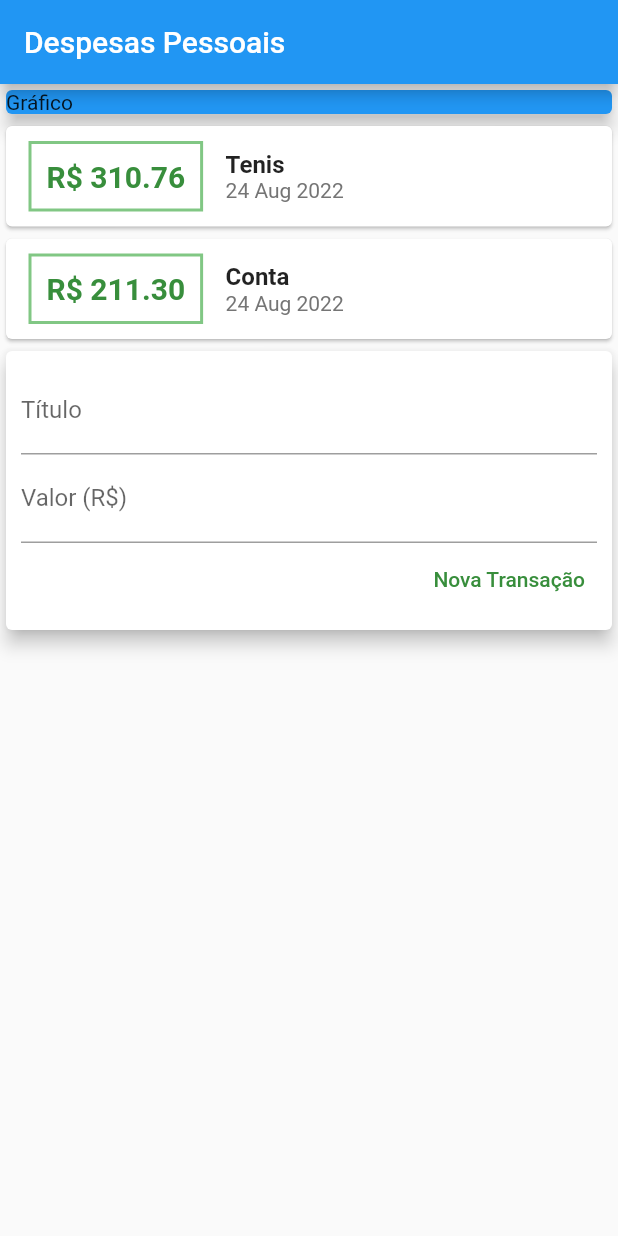
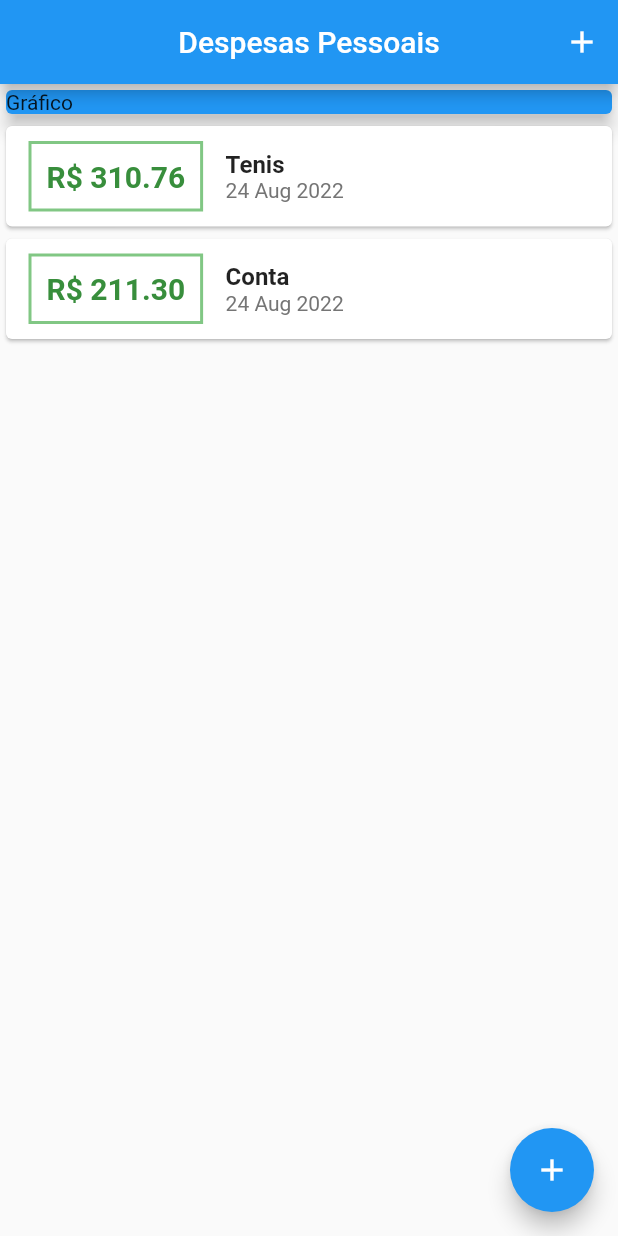
Before and after one commit to Fibler01/Personal-Expenses, a Flutter app: the screen it shows after launch, on a phone screen of 412 x 824 dp. Run offline on Flutter 3.47's test engine with Material 2 defaults, Android fonts, the phone set to English and light mode, and no system bars.

Commit message:
making modal and letting user create transactions

```diff
--- a/lib/components/transaction_list.dart
+++ b/lib/components/transaction_list.dart
@@ -8,9 +8,12 @@ class TransactionList extends StatelessWidget {
   final List<Transaction> transactions;
   @override
   Widget build(BuildContext context) {
-    return Column(
-      /* aqui, pegando os titulos das transações os colocando na coluna */
-      children: transactions.map((tr) {
+    return Container(
+      height: 300,
+      child: ListView.builder( /* uma lista que permite scrolling, builder faz com que economize memoria nao renderizando componentes que nao estao visiveis */
+      itemCount: transactions.length,
+      itemBuilder: (ctx, index) {
+        final tr=transactions[index];
         return Card(
             child: Row(
               children: [
@@ -60,7 +63,10 @@ class TransactionList extends StatelessWidget {
               ],
             ),
           );
-      }).toList(),
+
+      },
+        /* aqui, pegando os titulos das transações os colocando na coluna */
+      ),
     );
   }
 }
--- a/lib/components/transaction_user.dart
+++ /dev/null
@@ -1,36 +0,0 @@
-import 'package:flutter/cupertino.dart';
-import 'package:flutter/material.dart';
-
-import '../models/transaction.dart';
-import '../components/transaction_form.dart';
-import '../components/transaction_list.dart';
-
-class TransactionUser extends StatefulWidget {
-  const TransactionUser({Key? key}) : super(key: key);
-
-  @override
-  State<TransactionUser> createState() => _TransactionUserState();
-}
-
-class _TransactionUserState extends State<TransactionUser> {
-  final _transactions = [
-    Transaction(
-      id: 't1',
-      title: 'Tenis',
-      value: 310.76,
-      date: DateTime.now(),
-    ),
-    Transaction(
-      id: 't2',
-      title: 'Conta',
-      value: 211.30,
-      date: DateTime.now(),
-    ),
-  ]; /* lista de transacoes */
-  @override
-  Widget build(BuildContext context) {
-    return Column(
-      children: [TransactionList(_transactions), TransactionForm()],
-    );
-  }
-}
--- a/lib/main.dart
+++ b/lib/main.dart
@@ -1,8 +1,11 @@
 import 'package:expenses/components/transaction_form.dart';
 import 'package:expenses/components/transaction_list.dart';
-import 'package:expenses/components/transaction_user.dart';
+
 import 'package:expenses/models/transaction.dart';
 import 'package:flutter/material.dart';
+import 'dart:math';
+import '/models/transaction.dart';
+import '/components/transaction_form.dart';
 
 main() => runApp(ExpensesApp());
 
@@ -13,14 +16,61 @@ class ExpensesApp extends StatelessWidget {
   }
 }
 
-class MyHomePage extends StatelessWidget {
+class MyHomePage extends StatefulWidget {
+  @override
+  State<MyHomePage> createState() => _MyHomePageState();
+}
+
+class _MyHomePageState extends State<MyHomePage> {
+  final _transactions = [
+    Transaction(
+      id: 't1',
+      title: 'Tenis',
+      value: 310.76,
+      date: DateTime.now(),
+    ),
+    Transaction(
+      id: 't2',
+      title: 'Conta',
+      value: 211.30,
+      date: DateTime.now(),
+    ),
+  ]; /* lista de transacoes */
+
+  _addTransaction(String title, double value) {
+    /* adicionando uma transacao, necessita do titulo e valor fornecidos pelo user */
+    final newTransaction = Transaction(
+      id: Random().nextDouble().toString(),
+      /* gerar id randomicamente */
+      title: title,
+      value: value,
+      date: DateTime.now(),
+    );
+
+    setState(() {
+      _transactions.add(newTransaction);
+    });
+  }
+
+  _opentransactionFormModal(BuildContext context) {
+    showModalBottomSheet(
+        context: context,
+        builder: (_) {
+          return TransactionForm(_addTransaction);
+        });
+  }
+
   @override
   Widget build(BuildContext context) {
     return Scaffold(
       appBar: AppBar(
+          centerTitle: true,
           title: const Text('Despesas Pessoais'),
-      ),
-      body: Column(crossAxisAlignment: CrossAxisAlignment.stretch,
+          actions: <Widget>[
+            IconButton(onPressed: () => _opentransactionFormModal(context), icon: Icon(Icons.add))
+          ]),
+      body: SingleChildScrollView(
+        child: Column(crossAxisAlignment: CrossAxisAlignment.stretch,
             /* para esticar os filhos da coluna(tipo full width) */
             children: [
               Container(
@@ -31,8 +81,24 @@ class MyHomePage extends StatelessWidget {
                       'Gráfico'), /* para parecer que o elemento está mais a frente na tela */
                 ),
               ),
-            TransactionUser(),
+              TransactionList(_transactions),
             ]),
+      ),
+      floatingActionButton: FloatingActionButton(
+        child: Icon(Icons.add),
+        onPressed: () => _opentransactionFormModal(context),
+      ),
+      floatingActionButtonLocation: FloatingActionButtonLocation.endFloat,
     );
   }
 }
+
+
+
+/* Column(
+                children: [
+                  TransactionForm(_addTransaction),
+                  /* pedindo p transactionform passar o titulo e o valor, a partir da funcao onsubmit, p inseri-los na lista */
+
+                ],
+              ) */
```
Also changed, not shown: lib/components/transaction_form.dart (+23 -2 lines). Lines whose indentation alone changed are shown as unchanged.
